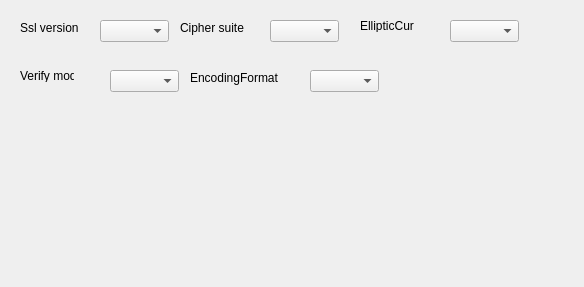
Old version of the form src/pages/page/common/SAKDebugPageCommonSslConfigurationWidget.ui in the repository x-tools-author/x-tools.
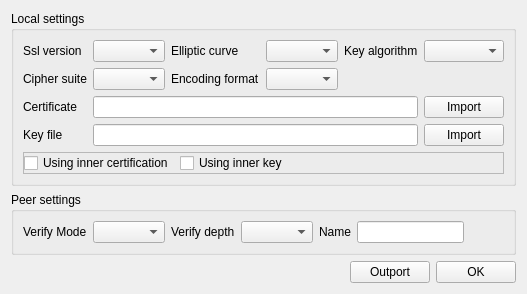
New version of the form.

What changed in the file:
```diff
--- a/src/pages/page/common/SAKDebugPageCommonSslConfigurationWidget.ui
+++ b/src/pages/page/common/SAKDebugPageCommonSslConfigurationWidget.ui
@@ -6,128 +6,252 @@
    <rect>
     <x>0</x>
     <y>0</y>
-    <width>584</width>
-    <height>287</height>
+    <width>521</width>
+    <height>269</height>
    </rect>
   </property>
   <property name="windowTitle">
    <string>Ssl socket parameters settings</string>
   </property>
-  <widget class="QLabel" name="label">
-   <property name="geometry">
-    <rect>
-     <x>20</x>
-     <y>20</y>
-     <width>81</width>
-     <height>16</height>
-    </rect>
-   </property>
-   <property name="text">
-    <string>Ssl version</string>
-   </property>
-  </widget>
-  <widget class="QComboBox" name="comboBox">
-   <property name="geometry">
-    <rect>
-     <x>100</x>
-     <y>20</y>
-     <width>69</width>
-     <height>22</height>
-    </rect>
-   </property>
-  </widget>
-  <widget class="QLabel" name="label_2">
-   <property name="geometry">
-    <rect>
-     <x>180</x>
-     <y>20</y>
-     <width>91</width>
-     <height>16</height>
-    </rect>
-   </property>
-   <property name="text">
-    <string>Cipher suite</string>
-   </property>
-  </widget>
-  <widget class="QComboBox" name="comboBox_2">
-   <property name="geometry">
-    <rect>
-     <x>270</x>
-     <y>20</y>
-     <width>69</width>
-     <height>22</height>
-    </rect>
-   </property>
-  </widget>
-  <widget class="QLabel" name="label_3">
-   <property name="geometry">
-    <rect>
-     <x>360</x>
-     <y>20</y>
-     <width>54</width>
-     <height>12</height>
-    </rect>
-   </property>
-   <property name="text">
-    <string>EllipticCurve</string>
-   </property>
-  </widget>
-  <widget class="QComboBox" name="comboBox_3">
-   <property name="geometry">
-    <rect>
-     <x>450</x>
-     <y>20</y>
-     <width>69</width>
-     <height>22</height>
-    </rect>
-   </property>
-  </widget>
-  <widget class="QLabel" name="label_4">
-   <property name="geometry">
-    <rect>
-     <x>20</x>
-     <y>70</y>
-     <width>54</width>
-     <height>12</height>
-    </rect>
-   </property>
-   <property name="text">
-    <string>Verify mode</string>
-   </property>
-  </widget>
-  <widget class="QComboBox" name="comboBox_4">
-   <property name="geometry">
-    <rect>
-     <x>110</x>
-     <y>70</y>
-     <width>69</width>
-     <height>22</height>
-    </rect>
-   </property>
-  </widget>
-  <widget class="QLabel" name="label_5">
-   <property name="geometry">
-    <rect>
-     <x>190</x>
-     <y>70</y>
-     <width>91</width>
-     <height>16</height>
-    </rect>
-   </property>
-   <property name="text">
-    <string>EncodingFormat</string>
-   </property>
-  </widget>
-  <widget class="QComboBox" name="comboBox_5">
-   <property name="geometry">
-    <rect>
-     <x>310</x>
-     <y>70</y>
-     <width>69</width>
-     <height>22</height>
-    </rect>
-   </property>
-  </widget>
+  <layout class="QGridLayout" name="gridLayout">
+   <item row="2" column="2">
+    <widget class="QPushButton" name="pushButton_4">
+     <property name="text">
+      <string>OK</string>
+     </property>
+    </widget>
+   </item>
+   <item row="2" column="0">
+    <spacer name="horizontalSpacer">
+     <property name="orientation">
+      <enum>Qt::Horizontal</enum>
+     </property>
+     <property name="sizeHint" stdset="0">
+      <size>
+       <width>40</width>
+       <height>20</height>
+      </size>
+     </property>
+    </spacer>
+   </item>
+   <item row="2" column="1">
+    <widget class="QPushButton" name="pushButton_5">
+     <property name="toolTip">
+      <string>Outport inner certificate and key</string>
+     </property>
+     <property name="text">
+      <string>Outport</string>
+     </property>
+    </widget>
+   </item>
+   <item row="1" column="0" colspan="3">
+    <widget class="QGroupBox" name="groupBox_2">
+     <property name="title">
+      <string>Peer settings</string>
+     </property>
+     <layout class="QGridLayout" name="gridLayout_3">
+      <item row="0" column="0">
+       <widget class="QLabel" name="label_9">
+        <property name="text">
+         <string>Verify Mode</string>
+        </property>
+       </widget>
+      </item>
+      <item row="0" column="1">
+       <widget class="QComboBox" name="comboBox_7"/>
+      </item>
+      <item row="0" column="3">
+       <widget class="QComboBox" name="comboBox"/>
+      </item>
+      <item row="0" column="4">
+       <widget class="QLabel" name="label_10">
+        <property name="text">
+         <string>Name</string>
+        </property>
+       </widget>
+      </item>
+      <item row="0" column="6">
+       <spacer name="horizontalSpacer_2">
+        <property name="orientation">
+         <enum>Qt::Horizontal</enum>
+        </property>
+        <property name="sizeHint" stdset="0">
+         <size>
+          <width>40</width>
+          <height>20</height>
+         </size>
+        </property>
+       </spacer>
+      </item>
+      <item row="0" column="2">
+       <widget class="QLabel" name="label_4">
+        <property name="text">
+         <string>Verify depth</string>
+        </property>
+       </widget>
+      </item>
+      <item row="0" column="5">
+       <widget class="QLineEdit" name="lineEdit_3"/>
+      </item>
+     </layout>
+    </widget>
+   </item>
+   <item row="0" column="0" colspan="3">
+    <widget class="QGroupBox" name="groupBox">
+     <property name="title">
+      <string>Local settings</string>
+     </property>
+     <layout class="QGridLayout" name="gridLayout_2">
+      <item row="0" column="5">
+       <widget class="QComboBox" name="comboBox_5"/>
+      </item>
+      <item row="0" column="1">
+       <widget class="QComboBox" name="comboBox_3"/>
+      </item>
+      <item row="1" column="2">
+       <widget class="QLabel" name="label_5">
+        <property name="text">
+         <string>Encoding format</string>
+        </property>
+       </widget>
+      </item>
+      <item row="3" column="1" colspan="4">
+       <widget class="QLineEdit" name="lineEdit">
+        <property name="readOnly">
+         <bool>true</bool>
+        </property>
+       </widget>
+      </item>
+      <item row="0" column="0">
+       <widget class="QLabel" name="label">
+        <property name="text">
+         <string>Ssl version</string>
+        </property>
+       </widget>
+      </item>
+      <item row="0" column="2">
+       <widget class="QLabel" name="label_3">
+        <property name="text">
+         <string>Elliptic curve</string>
+        </property>
+       </widget>
+      </item>
+      <item row="0" column="3">
+       <widget class="QComboBox" name="comboBox_2"/>
+      </item>
+      <item row="2" column="1" colspan="4">
+       <widget class="QLineEdit" name="lineEdit_2">
+        <property name="readOnly">
+         <bool>true</bool>
+        </property>
+       </widget>
+      </item>
+      <item row="2" column="0">
+       <widget class="QLabel" name="label_7">
+        <property name="text">
+         <string>Certificate</string>
+        </property>
+       </widget>
+      </item>
+      <item row="3" column="0">
+       <widget class="QLabel" name="label_8">
+        <property name="text">
+         <string>Key file</string>
+        </property>
+       </widget>
+      </item>
+      <item row="0" column="4">
+       <widget class="QLabel" name="label_6">
+        <property name="text">
+         <string>Key algorithm</string>
+        </property>
+       </widget>
+      </item>
+      <item row="1" column="1">
+       <widget class="QComboBox" name="comboBox_6"/>
+      </item>
+      <item row="2" column="5">
+       <widget class="QPushButton" name="pushButton_2">
+        <property name="text">
+         <string>Import</string>
+        </property>
+       </widget>
+      </item>
+      <item row="1" column="3">
+       <widget class="QComboBox" name="comboBox_4"/>
+      </item>
+      <item row="3" column="5">
+       <widget class="QPushButton" name="pushButton_3">
+        <property name="text">
+         <string>Import</string>
+        </property>
+       </widget>
+      </item>
+      <item row="1" column="0">
+       <widget class="QLabel" name="label_2">
+        <property name="text">
+         <string>Cipher suite</string>
+        </property>
+       </widget>
+      </item>
+      <item row="4" column="0" colspan="6">
+       <widget class="QFrame" name="frame">
+        <property name="styleSheet">
+         <string notr="true"/>
+        </property>
+        <property name="frameShape">
+         <enum>QFrame::StyledPanel</enum>
+        </property>
+        <property name="frameShadow">
+         <enum>QFrame::Raised</enum>
+        </property>
+        <layout class="QGridLayout" name="gridLayout_4">
+         <property name="leftMargin">
+          <number>0</number>
+         </property>
+         <property name="topMargin">
+          <number>0</number>
+         </property>
+         <property name="rightMargin">
+          <number>0</number>
+         </property>
+         <property name="bottomMargin">
+          <number>0</number>
+         </property>
+         <item row="0" column="2">
+          <spacer name="horizontalSpacer_3">
+           <property name="orientation">
+            <enum>Qt::Horizontal</enum>
+           </property>
+           <property name="sizeHint" stdset="0">
+            <size>
+             <width>40</width>
+             <height>20</height>
+            </size>
+           </property>
+          </spacer>
+         </item>
+         <item row="0" column="0">
+          <widget class="QCheckBox" name="checkBox">
+           <property name="text">
+            <string>Using inner certification</string>
+           </property>
+          </widget>
+         </item>
+         <item row="0" column="1">
+          <widget class="QCheckBox" name="checkBox_2">
+           <property name="text">
+            <string>Using inner key</string>
+           </property>
+          </widget>
+         </item>
+        </layout>
+       </widget>
+      </item>
+     </layout>
+    </widget>
+   </item>
+  </layout>
  </widget>
  <resources/>
  <connections/>
```
Left out of the diff: 2 changed lines with no effect on the pictures.
